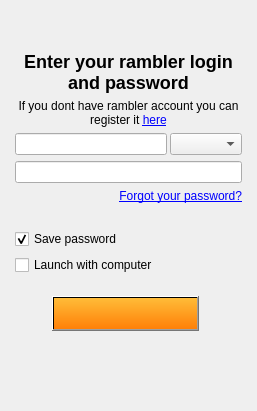
Above: src/plugins/optionsmanager/logindialog.ui from silvansky/Contacts before the change. Below: the same form after it.
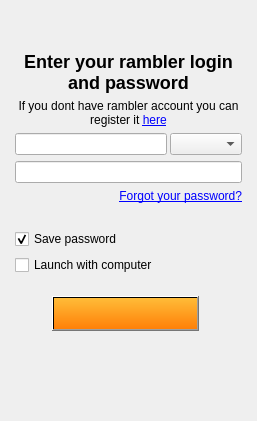
That is the form after the change.

Commit message: Поправлен маленький баг в диалоге входа

```diff
--- a/src/plugins/optionsmanager/logindialog.ui
+++ b/src/plugins/optionsmanager/logindialog.ui
@@ -7,7 +7,7 @@
     <x>0</x>
     <y>0</y>
     <width>257</width>
-    <height>411</height>
+    <height>421</height>
    </rect>
   </property>
   <property name="windowTitle">
@@ -187,6 +187,19 @@
         </property>
        </widget>
       </item>
+      <item>
+       <spacer name="verticalSpacer">
+        <property name="orientation">
+         <enum>Qt::Vertical</enum>
+        </property>
+        <property name="sizeHint" stdset="0">
+         <size>
+          <width>0</width>
+          <height>0</height>
+         </size>
+        </property>
+       </spacer>
+      </item>
       <item>
        <layout class="QGridLayout" name="gridLayout" columnstretch="1,4,1">
         <property name="topMargin">
```
